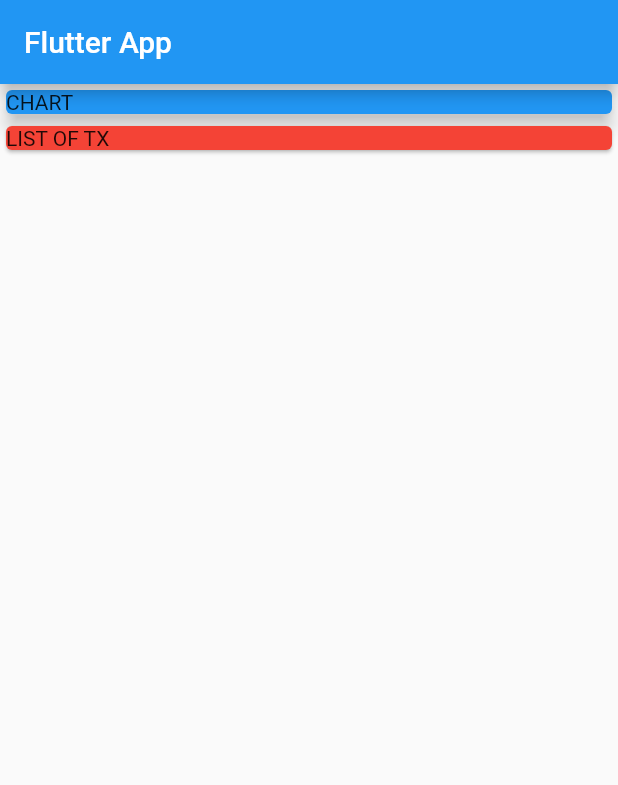
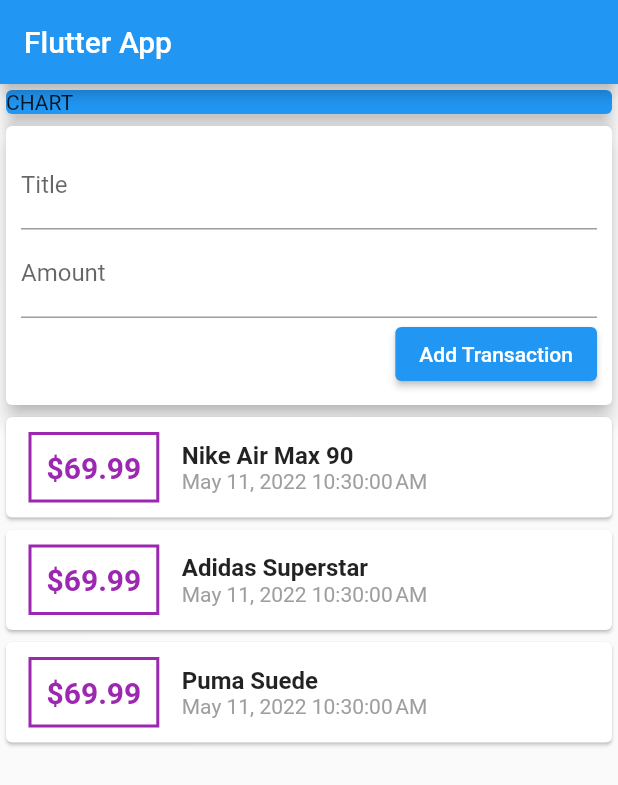
Before and after one commit to jandiralceu/expense_planner, a Flutter app: the screen it shows after launch, on a phone screen of 412 x 824 dp. Shown: the top 785 px of the screen. Run offline on Flutter 3.47's test engine with Material 2 defaults, Android fonts, the phone set to English and light mode, and no system bars.

Commit message:
refactor: separate widgets

```diff
--- a/lib/main.dart
+++ b/lib/main.dart
@@ -1,11 +1,15 @@
 import 'package:flutter/material.dart';
 
-void main() => runApp(const MyApp());
+import './widgets/user_transactions.dart';
+
+void main() => runApp(MyApp());
 
 class MyApp extends StatelessWidget {
-  const MyApp({Key? key}) : super(key: key);
+  MyApp({Key? key}) : super(key: key);
 
-  // This widget is the root of your application.
+  final titleController = TextEditingController();
+  final amountController = TextEditingController();
+
   @override
   Widget build(BuildContext context) {
     return MaterialApp(
@@ -25,10 +29,7 @@ class MyApp extends StatelessWidget {
                   elevation: 5,
                 ),
               ),
-              const Card(
-                color: Colors.red,
-                child: Text('LIST OF TX'),
-              ),
+              UserTransactions(),
             ],
           )),
     );
--- /dev/null
+++ b/lib/models/transaction.dart
@@ -0,0 +1,12 @@
+class Transaction {
+  final String id;
+  final String title;
+  final double amount;
+  final DateTime date;
+
+  Transaction(
+      {required this.id,
+      required this.title,
+      required this.amount,
+      required this.date});
+}
--- /dev/null
+++ b/lib/widgets/transaction_create.dart
@@ -0,0 +1,36 @@
+import 'package:flutter/material.dart';
+
+class NewTransaction extends StatelessWidget {
+  NewTransaction({Key? key}) : super(key: key);
+
+  final titleController = TextEditingController();
+  final amountController = TextEditingController();
+
+  @override
+  Widget build(BuildContext context) {
+    return Card(
+      elevation: 5,
+      child: Padding(
+        padding: const EdgeInsets.all(10.0),
+        child: Column(
+          crossAxisAlignment: CrossAxisAlignment.end,
+          children: [
+            TextField(
+              decoration: const InputDecoration(labelText: 'Title'),
+              controller: titleController,
+            ),
+            TextField(
+              decoration: const InputDecoration(labelText: 'Amount'),
+              controller: amountController,
+            ),
+            ElevatedButton(
+              onPressed: () => {},
+              child: const Text('Add '
+                  'Transaction'),
+            ),
+          ],
+        ),
+      ),
+    );
+  }
+}
--- /dev/null
+++ b/lib/widgets/transaction_details.dart
@@ -0,0 +1,48 @@
+import 'package:flutter/material.dart';
+import 'package:intl/intl.dart';
+
+class TransactionDetails extends StatelessWidget {
+  const TransactionDetails(
+      {Key? key, required this.title, required this.date, required this.amount})
+      : super(key: key);
+
+  final String title;
+  final DateTime date;
+  final double amount;
+
+  @override
+  Widget build(BuildContext context) {
+    return Card(
+      child: Row(
+        children: [
+          Container(
+            margin: const EdgeInsets.symmetric(vertical: 10, horizontal: 15),
+            decoration: BoxDecoration(
+              border: Border.all(color: Colors.purple, width: 2),
+            ),
+            padding: const EdgeInsets.all(10),
+            child: Text(
+              '\$$amount',
+              style: const TextStyle(
+                  fontWeight: FontWeight.bold,
+                  fontSize: 20,
+                  color: Colors.purple),
+            ),
+          ),
+          Column(
+            crossAxisAlignment: CrossAxisAlignment.start,
+            children: [
+              Text(
+                title,
+                style:
+                    const TextStyle(fontWeight: FontWeight.bold, fontSize: 16),
+              ),
+              Text(DateFormat().format(date), style: const TextStyle(color: Colors
+                  .grey),),
+            ],
+          ),
+        ],
+      ),
+    );
+  }
+}
--- /dev/null
+++ b/lib/widgets/transaction_list.dart
@@ -0,0 +1,22 @@
+import 'package:flutter/material.dart';
+
+import '../models/transaction.dart';
+import '../widgets/transaction_details.dart';
+
+class TransactionList extends StatelessWidget {
+  const TransactionList(this.transactions, {Key? key}) : super(key: key);
+
+  final List<Transaction> transactions;
+
+  @override
+  Widget build(BuildContext context) {
+    return Column(
+      children: transactions.map((transaction) {
+        return TransactionDetails(
+            title: transaction.title,
+            date: transaction.date,
+            amount: transaction.amount);
+      }).toList(),
+    );
+  }
+}
--- /dev/null
+++ b/lib/widgets/user_transactions.dart
@@ -0,0 +1,36 @@
+import 'package:flutter/material.dart';
+
+import '../models/transaction.dart';
+import './transaction_create.dart';
+import './transaction_list.dart';
+
+class UserTransactions extends StatefulWidget {
+  UserTransactions({Key? key}) : super(key: key);
+
+  final List<Transaction> _transactions = [
+    Transaction(
+        id: '1', title: 'Nike Air Max 90', amount: 69.99, date: DateTime.now()),
+    Transaction(
+        id: '2',
+        title: 'Adidas Superstar',
+        amount: 69.99,
+        date: DateTime.now()),
+    Transaction(
+        id: '3', title: 'Puma Suede', amount: 69.99, date: DateTime.now()),
+  ];
+
+  @override
+  State<UserTransactions> createState() => _UserTransactionsState();
+}
+
+class _UserTransactionsState extends State<UserTransactions> {
+  @override
+  Widget build(BuildContext context) {
+    return Column(
+      children: [
+        NewTransaction(),
+        TransactionList(widget._transactions),
+      ],
+    );
+  }
+}
```
Also changed, not shown: pubspec.yaml (+1 -70 lines), pubspec.lock.
